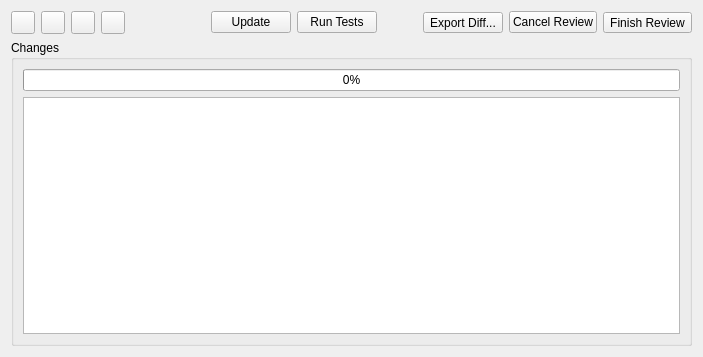
Before: the Qt Designer form plugins/patchreview/patchreview.ui in KDE/kdevelop, drawn with Qt 5.
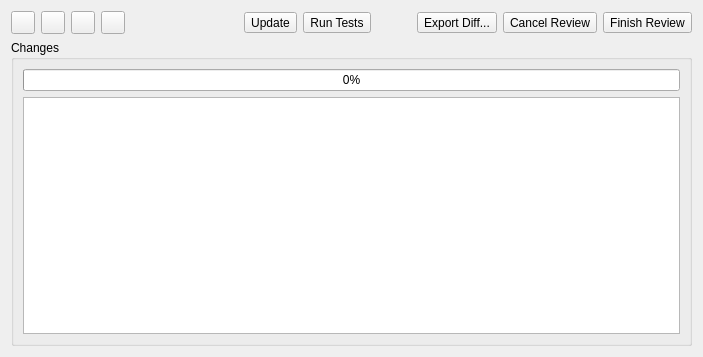
After: the same form once the commit is applied. Icons and pictures are not drawn.

Commit message:
Patch review tool view: use consistently QToolButton
GIT_SILENT

```diff
--- a/plugins/patchreview/patchreview.ui
+++ b/plugins/patchreview/patchreview.ui
@@ -73,10 +73,13 @@
         </spacer>
        </item>
        <item>
-        <widget class="QPushButton" name="updateButton">
+        <widget class="QToolButton" name="updateButton">
          <property name="text">
           <string>Update</string>
          </property>
+         <property name="toolButtonStyle">
+          <enum>Qt::ToolButtonTextBesideIcon</enum>
+         </property>
          <property name="icon">
           <iconset theme="view-refresh">
            <normaloff>.</normaloff>.</iconset>
@@ -84,10 +87,13 @@
         </widget>
        </item>
        <item>
-        <widget class="QPushButton" name="testsButton">
+        <widget class="QToolButton" name="testsButton">
          <property name="text">
           <string>Run Tests</string>
          </property>
+         <property name="toolButtonStyle">
+          <enum>Qt::ToolButtonTextBesideIcon</enum>
+         </property>
          <property name="icon">
           <iconset theme="preflight-verifier">
            <normaloff>.</normaloff>.</iconset>
@@ -131,10 +137,13 @@
         </widget>
        </item>
        <item>
-        <widget class="QPushButton" name="cancelReview">
+        <widget class="QToolButton" name="cancelReview">
          <property name="text">
           <string>Cancel Review</string>
          </property>
+         <property name="toolButtonStyle">
+          <enum>Qt::ToolButtonTextBesideIcon</enum>
+         </property>
          <property name="icon">
           <iconset theme="dialog-cancel">
            <normaloff>.</normaloff>.</iconset>
```
The commit also changes 1 other file.
